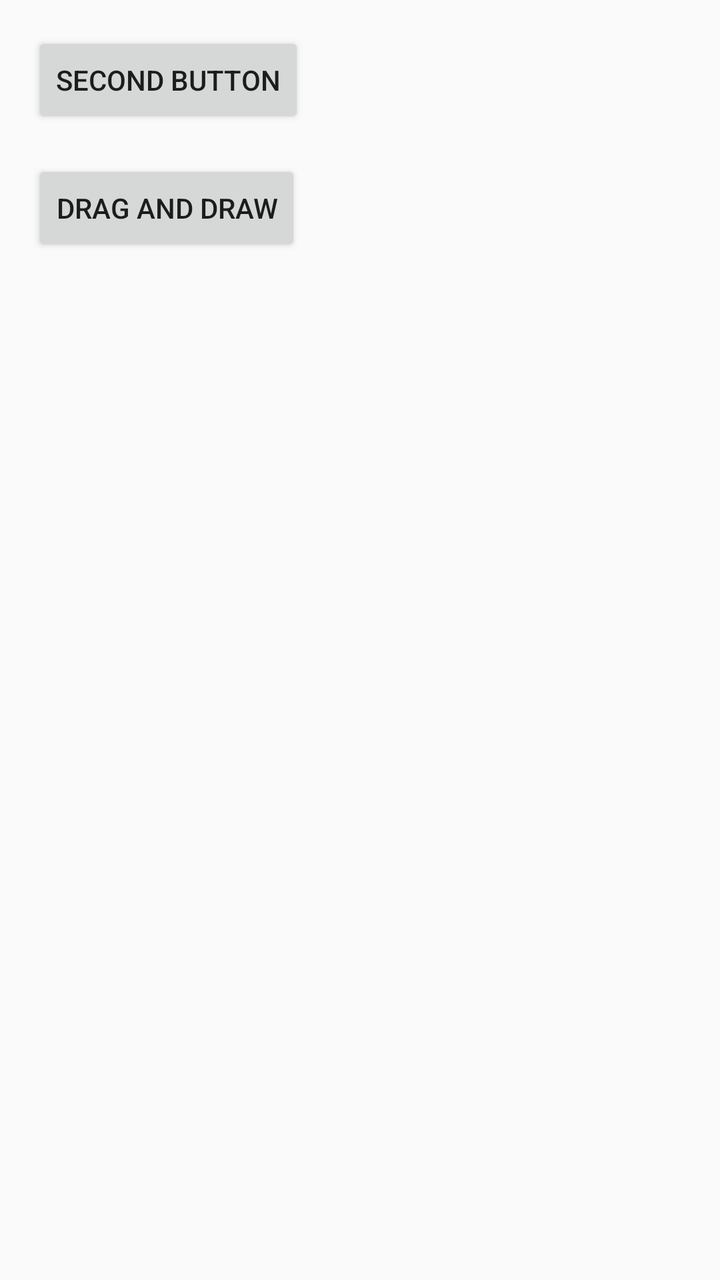
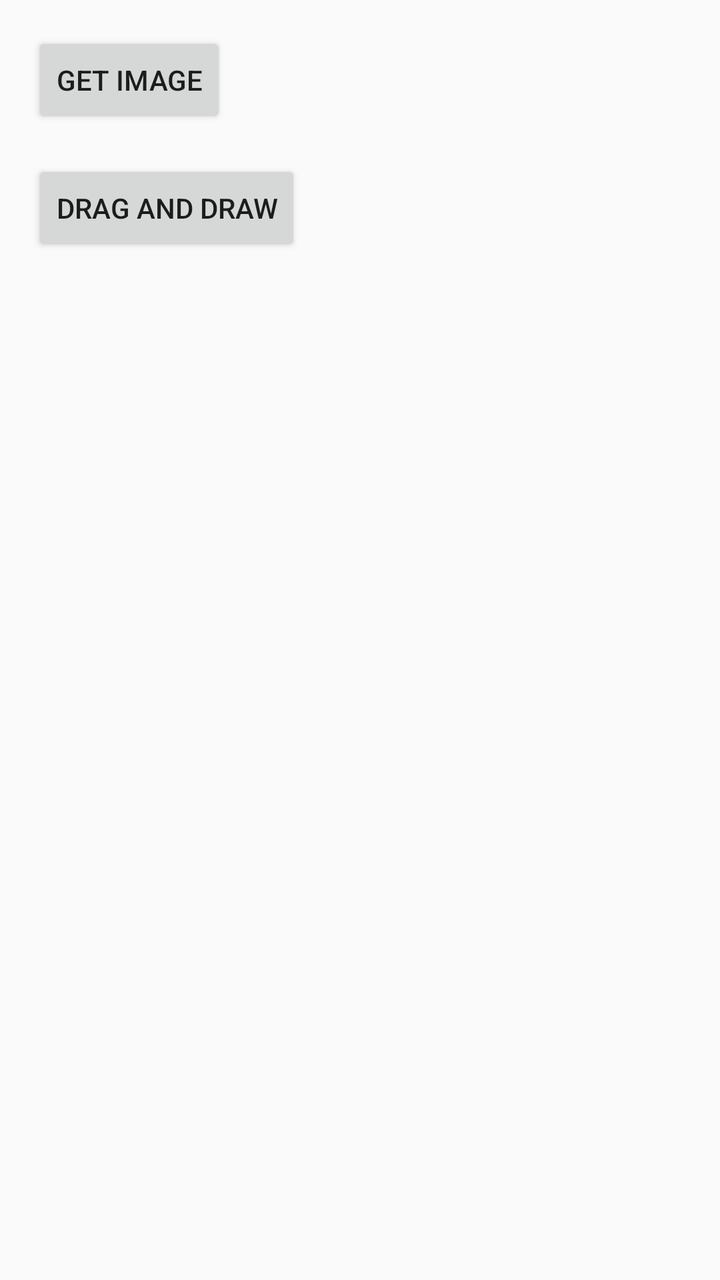

An Android layout rendered at two revisions. The XML below is the earlier revision; the diff shows what the commit changed to produce the second picture.
<!-- AndroidManifest.xml: application theme AppTheme -->
<!-- res/layout/activity_main.xml -->
<?xml version="1.0" encoding="utf-8"?>
<androidx.constraintlayout.widget.ConstraintLayout xmlns:android="http://schemas.android.com/apk/res/android"
    xmlns:app="http://schemas.android.com/apk/res-auto"
    xmlns:tools="http://schemas.android.com/tools"
    android:layout_width="match_parent"
    android:layout_height="match_parent"
    tools:context=".MainActivity">


    <Button
        android:id="@+id/button2"
        android:layout_width="wrap_content"
        android:layout_height="wrap_content"
        android:layout_marginStart="16dp"
        android:layout_marginTop="16dp"
        android:onClick="sendMessage2"
        android:text="@string/button_example"
        app:layout_constraintStart_toStartOf="parent"
        app:layout_constraintTop_toTopOf="parent" />

    <Button
        android:id="@+id/button3"
        android:layout_width="wrap_content"
        android:layout_height="wrap_content"
        android:layout_marginStart="16dp"
        android:layout_marginTop="16dp"
        android:onClick="sendMessage3"
        android:text="Drag And Draw"
        app:layout_constraintStart_toStartOf="parent"
        app:layout_constraintTop_toBottomOf="@+id/button2" />
</androidx.constraintlayout.widget.ConstraintLayout>
<!-- resources referenced by this layout -->
<resources>
  <string name="button_example">Second button</string>
  <style name="AppTheme" parent="Theme.AppCompat.Light.DarkActionBar">
          
          <item name="colorPrimary">@color/colorPrimary</item>
          <item name="colorPrimaryDark">@color/colorPrimaryDark</item>
          <item name="colorAccent">@color/colorAccent</item>
      </style>
  <color name="colorPrimary">#6200EE</color>
  <color name="colorPrimaryDark">#3700B3</color>
  <color name="colorAccent">#03DAC5</color>
</resources>

<!-- the commit's change to res/layout/activity_main.xml (unified diff, before → after) -->
@@ -13,7 +13,7 @@
         android:layout_height="wrap_content"
         android:layout_marginStart="16dp"
         android:layout_marginTop="16dp"
-        android:onClick="sendMessage2"
+        android:onClick="captureImage"
         android:text="@string/button_example"
         app:layout_constraintStart_toStartOf="parent"
         app:layout_constraintTop_toTopOf="parent" />
@@ -24,8 +24,8 @@
         android:layout_height="wrap_content"
         android:layout_marginStart="16dp"
         android:layout_marginTop="16dp"
-        android:onClick="sendMessage3"
-        android:text="Drag And Draw"
+        android:onClick="drawBoxes"
+        android:text="@string/drag_and_draw"
         app:layout_constraintStart_toStartOf="parent"
         app:layout_constraintTop_toBottomOf="@+id/button2" />
 </androidx.constraintlayout.widget.ConstraintLayout>
<!-- resource entries referenced after the edit -->
@@ -1,6 +1,7 @@
 <!-- resources referenced by this layout -->
 <resources>
-  <string name="button_example">Second button</string>
+  <string name="button_example">Get Image</string>
+  <string name="drag_and_draw">Drag And Draw</string>
   <style name="AppTheme" parent="Theme.AppCompat.Light.DarkActionBar">
           
           <item name="colorPrimary">@color/colorPrimary</item>
